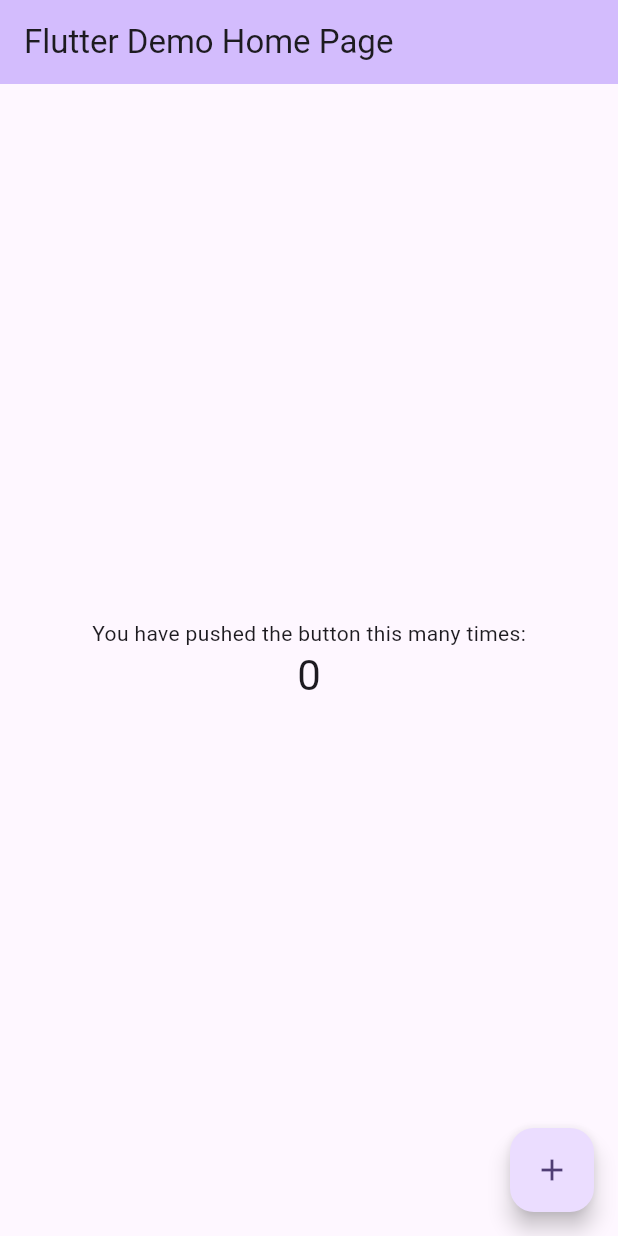
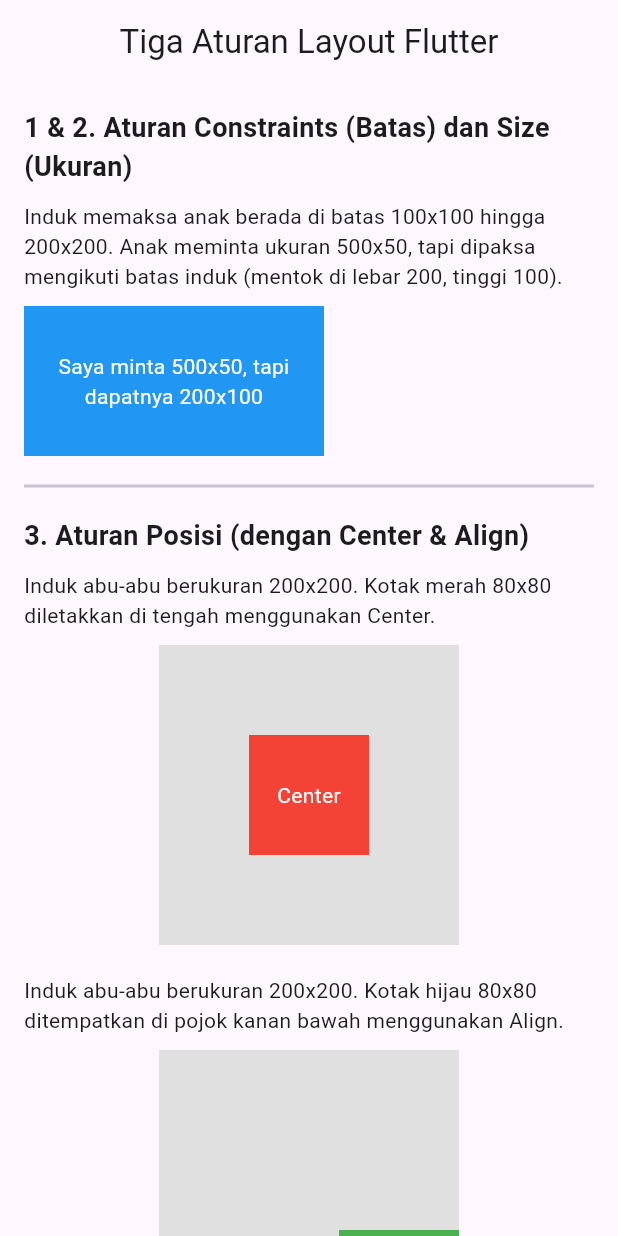
Before and after one commit to FikriBintangx/pert5, a Flutter app: the screen it shows after launch, on a phone screen of 412 x 824 dp. Run offline on Flutter 3.47's test engine with Material 3 defaults, Android fonts, the light colour scheme and no system bars.

Commit message:
menggabungkan 3 page

```diff
--- a/lib/main.dart
+++ b/lib/main.dart
@@ -1,67 +1,179 @@
 import 'package:flutter/material.dart';
 
 void main() {
-  runApp(const MyApp());
+  runApp(const MaterialApp(
+    debugShowCheckedModeBanner: false,
+    home: LayoutRulesExample(),
+  ));
 }
 
-class MyApp extends StatelessWidget {
-  const MyApp({super.key});
-
-  @override
-  Widget build(BuildContext context) {
-    return MaterialApp(
-      title: 'Flutter Demo',
-      theme: ThemeData(
-        colorScheme: ColorScheme.fromSeed(seedColor: Colors.deepPurple),
-        useMaterial3: true,
-      ),
-      home: const MyHomePage(title: 'Flutter Demo Home Page'),
-    );
-  }
-}
-
-class MyHomePage extends StatefulWidget {
-  const MyHomePage({super.key, required this.title});
-
-  final String title;
-
-  @override
-  State<MyHomePage> createState() => _MyHomePageState();
-}
-
-class _MyHomePageState extends State<MyHomePage> {
-  int _counter = 0;
-
-  void _incrementCounter() {
-    setState(() {
-      _counter++;
-    });
-  }
+class LayoutRulesExample extends StatelessWidget {
+  const LayoutRulesExample({super.key});
 
   @override
   Widget build(BuildContext context) {
     return Scaffold(
       appBar: AppBar(
-        backgroundColor: Theme.of(context).colorScheme.inversePrimary,
-        title: Text(widget.title),
+        title: const Text('Tiga Aturan Layout Flutter'),
+        centerTitle: true,
       ),
-      body: Center(
+      body: const SingleChildScrollView(
+        padding: EdgeInsets.all(16.0),
         child: Column(
-          mainAxisAlignment: MainAxisAlignment.center,
-          children: <Widget>[
-            const Text('You have pushed the button this many times:'),
-            Text(
-              '$_counter',
-              style: Theme.of(context).textTheme.headlineMedium,
-            ),
+          crossAxisAlignment: CrossAxisAlignment.start,
+          children: [
+            MyPages1(),
+            Divider(height: 40, thickness: 2),
+            MyPages2(),
+            Divider(height: 40, thickness: 2),
+            MyPages3(),
           ],
         ),
-      ),
-      floatingActionButton: FloatingActionButton(
-        onPressed: _incrementCounter,
-        tooltip: 'Increment',
-        child: const Icon(Icons.add),
       ),
     );
   }
 }
+
+class MyPages1 extends StatelessWidget {
+  const MyPages1({super.key});
+
+  @override
+  Widget build(BuildContext context) {
+    return Column(
+      crossAxisAlignment: CrossAxisAlignment.start,
+      children: [
+        const Text(
+          '1 & 2. Aturan Constraints (Batas) dan Size (Ukuran)',
+          style: TextStyle(fontSize: 18, fontWeight: FontWeight.bold),
+        ),
+        const SizedBox(height: 10),
+        const Text(
+          'Induk memaksa anak berada di batas 100x100 hingga 200x200. '
+          'Anak meminta ukuran 500x50, tapi dipaksa mengikuti batas induk (mentok di lebar 200, tinggi 100).',
+        ),
+        const SizedBox(height: 10),
+        ConstrainedBox(
+          constraints: const BoxConstraints(
+            minWidth: 100,
+            maxWidth: 200,
+            minHeight: 100,
+            maxHeight: 200,
+          ),
+          child: SizedBox(
+            width: 500,
+            height: 50,
+            child: DecoratedBox(
+              decoration: const BoxDecoration(color: Colors.blue),
+              child: const Center(
+                child: Text(
+                  'Saya minta 500x50, tapi dapatnya 200x100',
+                  style: TextStyle(color: Colors.white),
+                  textAlign: TextAlign.center,
+                ),
+              ),
+            ),
+          ),
+        ),
+      ],
+    );
+  }
+}
+
+class MyPages2 extends StatelessWidget {
+  const MyPages2({super.key});
+
+  @override
+  Widget build(BuildContext context) {
+    return Column(
+      crossAxisAlignment: CrossAxisAlignment.start,
+      children: [
+        const Text(
+          '3. Aturan Posisi (dengan Center & Align)',
+          style: TextStyle(fontSize: 18, fontWeight: FontWeight.bold),
+        ),
+        const SizedBox(height: 10),
+        const Text(
+          'Induk abu-abu berukuran 200x200. Kotak merah 80x80 diletakkan di tengah menggunakan Center.',
+        ),
+        const SizedBox(height: 10),
+        Center(
+          child: Container(
+            width: 200,
+            height: 200,
+            color: Colors.grey[300],
+            child: Center(
+              child: Container(
+                width: 80,
+                height: 80,
+                color: Colors.red,
+                child: const Center(
+                  child: Text('Center', style: TextStyle(color: Colors.white)),
+                ),
+              ),
+            ),
+          ),
+        ),
+        const SizedBox(height: 20),
+        const Text(
+          'Induk abu-abu berukuran 200x200. Kotak hijau 80x80 ditempatkan di pojok kanan bawah menggunakan Align.',
+        ),
+        const SizedBox(height: 10),
+        Center(
+          child: Container(
+            width: 200,
+            height: 200,
+            color: Colors.grey[300],
+            child: Align(
+              alignment: Alignment.bottomRight,
+              child: Container(
+                width: 80,
+                height: 80,
+                color: Colors.green,
+                child: const Center(
+                  child: Text('Align', style: TextStyle(color: Colors.white)),
+                ),
+              ),
+            ),
+          ),
+        ),
+      ],
+    );
+  }
+}
+
+class MyPages3 extends StatelessWidget {
+  const MyPages3({super.key});
+
+  @override
+  Widget build(BuildContext context) {
+    return Column(
+      crossAxisAlignment: CrossAxisAlignment.start,
+      children: [
+        const Text(
+          'Percobaan Aturan 3 (Tanpa Center / Tight Constraints)',
+          style: TextStyle(fontSize: 18, fontWeight: FontWeight.bold),
+        ),
+        const SizedBox(height: 10),
+        const Text(
+          'Tanpa widget Center/Align, anak merah (80x80) dipaksa memenuhi seluruh ukuran induk (200x200).',
+        ),
+        const SizedBox(height: 10),
+        Center(
+          child: Container(
+            width: 200,
+            height: 200,
+            color: Colors.grey[300],
+            child: Container(
+              width: 80,
+              height: 80,
+              color: Colors.red,
+              child: const Center(
+                child: Text('Full 200x200', style: TextStyle(color: Colors.white)),
+              ),
+            ),
+          ),
+        ),
+      ],
+    );
+  }
+}
```
